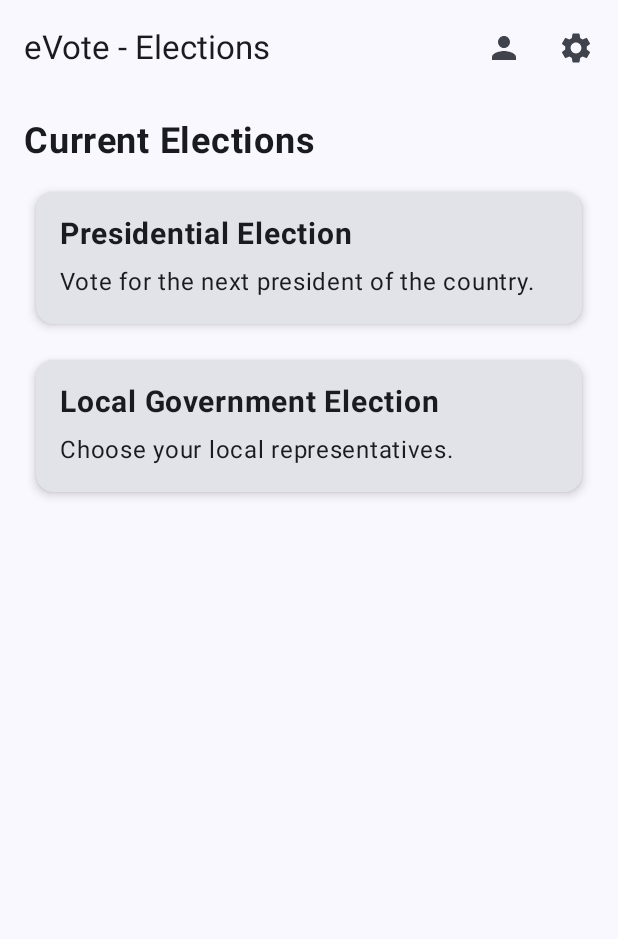
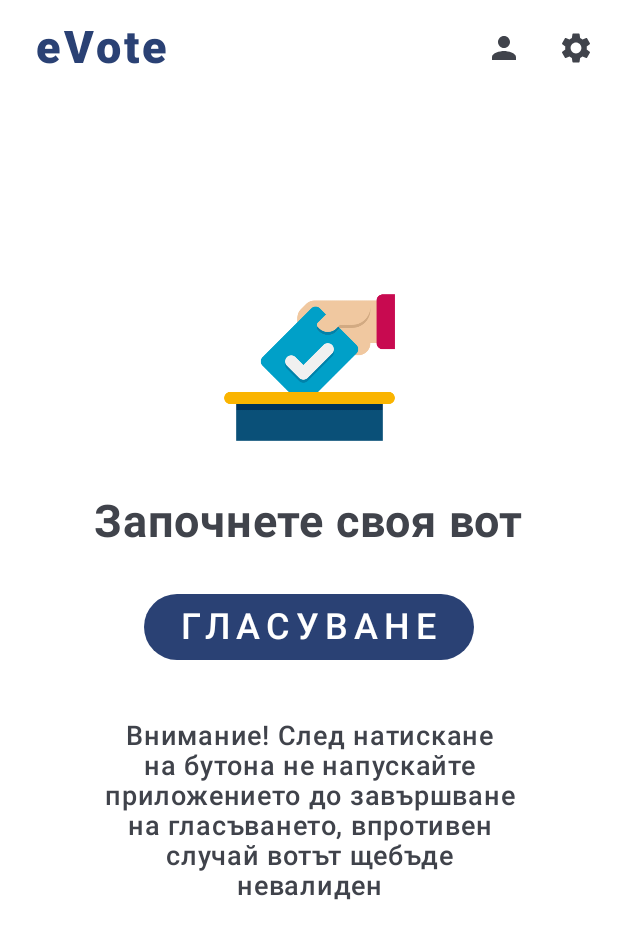
Before and after one commit to Tirajiqta/Voting-app, an Android app built with Jetpack Compose: the HomeScreen screen opened through its navigation route, on a phone screen of 412 x 824 dp. Shown: the top 939 px of the screen. Run offline under Robolectric (Android 15) with nearby library versions, the phone set to English and light mode, and no system bars.

Commit message:
HomeScreen and ElectionScreen
Added home and election screens and added elements to them

```diff
--- a/frontend/android/app/src/main/java/com/example/android/MainActivity.kt
+++ b/frontend/android/app/src/main/java/com/example/android/MainActivity.kt
@@ -16,6 +16,7 @@ import androidx.core.splashscreen.SplashScreen
 import androidx.navigation.compose.NavHost
 import androidx.navigation.compose.composable
 import androidx.navigation.compose.rememberNavController
+import com.example.android.ui.theme.screens.ElectionChoiceScreen
 import com.example.android.ui.theme.screens.HomeScreen
 import com.example.android.ui.theme.screens.LoginScreen
 import com.example.android.ui.theme.screens.RegisterScreen
@@ -65,20 +66,23 @@ fun AppNavigator() {
             HomeScreen(
                 onNavigateToSetting = { navController.navigate("settings") },
                 onNavigateToProfile = { navController.navigate("profile") },
-                // *** FIX 6 (Part 1): Define navigation for election clicks ***
-                // Pass a lambda that takes an election ID and navigates
-                onNavigateToVoteElection = { electionId ->
-                    navController.navigate("vote/$electionId") // Navigate to a vote screen with ID
+                onNavigateToVoteElection = {navController.navigate("choose_election")}
+            )
+        }
+        composable ("choose_election"){
+            ElectionChoiceScreen(
+                activeElections = listOf("Presidential Election", "Local Government Election"),
+                onNavigateToVote = { electionName ->
+                    navController.navigate("vote/$electionName")
                 }
             )
         }
-        composable("settings") {
-            //SettingsScreen(onNavigateBack = { navController.popBackStack() })
-        }
-        composable("profile") {
-            //ProfileScreen(onNavigateBack = { navController.popBackStack() })
-        }
-        // Example route for voting, taking an electionId argument
+//        composable("settings") {
+//            //SettingsScreen(onNavigateBack = { navController.popBackStack() })
+//        }
+//        composable("profile") {
+//            //ProfileScreen(onNavigateBack = { navController.popBackStack() })
+//        }
         /*composable(
             route = "vote/{electionId}",
             arguments = listOf(navArgument("electionId") { type = NavType.StringType })
--- a/frontend/android/app/src/main/java/com/example/android/ui/theme/screens/HomeScreen.kt
+++ b/frontend/android/app/src/main/java/com/example/android/ui/theme/screens/HomeScreen.kt
@@ -1,29 +1,46 @@
 package com.example.android.ui.theme.screens
 
+import android.widget.Toast
+import androidx.compose.foundation.Image
+import androidx.compose.foundation.background
 import androidx.compose.foundation.clickable
 import androidx.compose.foundation.layout.*
+import androidx.compose.foundation.layout.Arrangement
 import androidx.compose.foundation.shape.RoundedCornerShape
 import androidx.compose.material.icons.Icons
 import androidx.compose.material.icons.filled.Person
 import androidx.compose.material.icons.filled.Settings
 import androidx.compose.material3.*
 import androidx.compose.runtime.*
+import androidx.compose.ui.AbsoluteAlignment
 import androidx.compose.ui.Alignment
 import androidx.compose.ui.Modifier
+import androidx.compose.ui.res.painterResource
 import androidx.compose.ui.text.font.FontWeight
+import androidx.compose.ui.text.style.TextAlign
 import androidx.compose.ui.tooling.preview.Preview
 import androidx.compose.ui.unit.dp
 import androidx.compose.ui.unit.sp
 import androidx.navigation.NavController
 import androidx.navigation.compose.rememberNavController
+import com.example.android.R
+import com.example.compose.AppTheme
 
 @OptIn(ExperimentalMaterial3Api::class)
 @Composable
-fun HomeScreen(onNavigateToSetting: () -> Unit,onNavigateToProfile: () -> Unit,onNavigateToVoteElection: (electionId: String) -> Unit) {
+fun HomeScreen(onNavigateToSetting: () -> Unit, onNavigateToProfile: () -> Unit, onNavigateToVoteElection: () -> Unit) {
     Scaffold(
         topBar = {
             TopAppBar(
-                title = { Text("eVote - Elections") },
+                title = {
+                    Text(
+                        "eVote",
+                        fontSize = 30.sp,
+                        fontWeight = FontWeight.ExtraBold,
+                        color = MaterialTheme.colorScheme.primary,
+                        letterSpacing = 2.sp,
+                        modifier = Modifier.padding( start = 8.dp)
+                    ) },
                 actions = {
                     IconButton(onClick = { onNavigateToProfile() }) {
                         Icon(Icons.Default.Person, contentDescription = "Profile")
@@ -31,36 +48,80 @@ fun HomeScreen(onNavigateToSetting: () -> Unit,onNavigateToProfile: () -> Unit,o
                     IconButton(onClick = { onNavigateToSetting() }) {
                         Icon(Icons.Default.Settings, contentDescription = "Settings")
                     }
-                }
+                },
+                colors = TopAppBarDefaults.topAppBarColors(
+                    containerColor = MaterialTheme.colorScheme.surfaceContainerLowest
+                )
             )
-        }
+        },
+        containerColor = MaterialTheme.colorScheme.surfaceContainerLowest
     ) { padding ->
         Column(
             modifier = Modifier
                 .fillMaxSize()
                 .padding(padding)
-                .padding(16.dp),
-            verticalArrangement = Arrangement.spacedBy(16.dp)
+                .padding(16.dp)
+                .background(MaterialTheme.colorScheme.surfaceContainerLowest),
+            //verticalArrangement = Arrangement.Center,
+            horizontalAlignment = Alignment.CenterHorizontally
         ) {
+            Spacer(Modifier.height(100.dp))
+            Image(
+                painter = painterResource(id = R.drawable.voting), // Your logo image
+                contentDescription = "eVote Logo",
+                modifier = Modifier.size(130.dp)
+            )
+            Spacer(Modifier.height(20.dp))
             Text(
-                "Current Elections",
-                fontSize = 24.sp,
-                fontWeight = FontWeight.Bold
+                "Започнете своя вот",
+                fontSize = 30.sp,
+                fontWeight = FontWeight.Bold,
+                color = MaterialTheme.colorScheme.onSurfaceVariant,
+            )
+            Spacer(Modifier.height(20.dp))
+            Button(
+                onClick = {
+                    onNavigateToVoteElection() },
+                modifier = Modifier
+                    .width(220.dp)
+                    .padding(vertical = 8.dp),
+                colors = ButtonDefaults.buttonColors(
+                    containerColor = MaterialTheme.colorScheme.primary,
+                    contentColor = MaterialTheme.colorScheme.onPrimary
+                )
+            ) {
+                Text(
+                    "ГЛАСУВАНЕ",
+                    letterSpacing = 4.sp,
+                    fontSize = 24.sp
+                )
+            }
+            Spacer(Modifier.height(30.dp))
+            Text(
+                "Внимание! След натискане\nна бутона не напускайте\nприложението до" +
+                        " завършване\nна гласъването, впротивен\nслучай вотът щебъде\nневалиден",
+                fontSize = 18.sp,
+                modifier = Modifier.width(320.dp),
+                textAlign = TextAlign.Center,
+                fontWeight = FontWeight.Medium,
+                color = MaterialTheme.colorScheme.onSurfaceVariant,
+                lineHeight = 20.sp
             )
 
-            ElectionCard(
-                title = "Presidential Election",
-                description = "Vote for the next president of the country.",
-                // Pass a lambda that calls the main navigation lambda with a specific ID
-                onClick = { onNavigateToVoteElection("presidential") }
-            )
-            ElectionCard(
-                title = "Local Government Election",
-                description = "Choose your local representatives.",
-                onClick = { onNavigateToVoteElection("local") }
-            )
+//            ElectionCard(
+//                title = "Presidential Election",
+//                description = "Vote for the next president of the country.",
+//                // Pass a lambda that calls the main navigation lambda with a specific ID
+//                onClick = { onNavigateToVoteElection("presidential") }
+//            )
+//            ElectionCard(
+//                title = "Local Government Election",
+//                description = "Choose your local representatives.",
+//                onClick = { onNavigateToVoteElection("local") }
+//            )
         }
     }
+
 }
 
 @Composable
@@ -88,9 +149,12 @@ fun ElectionCard(
 @Preview(showBackground = true)
 @Composable
 fun HomeScreen() {
-    HomeScreen(
-        onNavigateToSetting = {},
-        onNavigateToProfile = {},
-        onNavigateToVoteElection = {}
-    )
+    AppTheme {
+        HomeScreen(
+            onNavigateToSetting = {},
+            onNavigateToProfile = {},
+            onNavigateToVoteElection = {}
+        )
+    }
+
 }
--- a/frontend/android/app/src/main/java/com/example/android/ui/theme/screens/SplashScreen.kt
+++ b/frontend/android/app/src/main/java/com/example/android/ui/theme/screens/SplashScreen.kt
@@ -45,11 +45,11 @@ fun SplashScreen(navController: NavController) {
                     contentDescription = "eVote Logo",
                     modifier = Modifier.size(130.dp)
                 )
-                Spacer(modifier = Modifier.height(20.dp))
+                Spacer(modifier = Modifier.height(25.dp))
                 Text(
                     text = "eVote",
-                    fontSize = 32.sp,
-                    fontWeight = FontWeight.Bold
+                    fontSize = 40.sp,
+                    fontWeight = FontWeight.W900
                 )
                 Spacer(modifier = Modifier.height(50.dp))
 
```
Also changed, not shown: frontend/android/app/src/main/java/com/example/android/ui/theme/screens/ElectionChoiceScreen.kt (added, +218 -0 lines), frontend/android/app/src/main/java/com/example/android/ui/theme/screens/LoginScreen.kt (+12 -5 lines), frontend/android/app/src/main/java/com/example/android/ui/theme/screens/RegisterScreen.kt (+19 -5 lines), frontend/android/app/src/main/res/drawable/ballot.png (added), frontend/android/app/src/main/res/drawable/voting.png (added).
